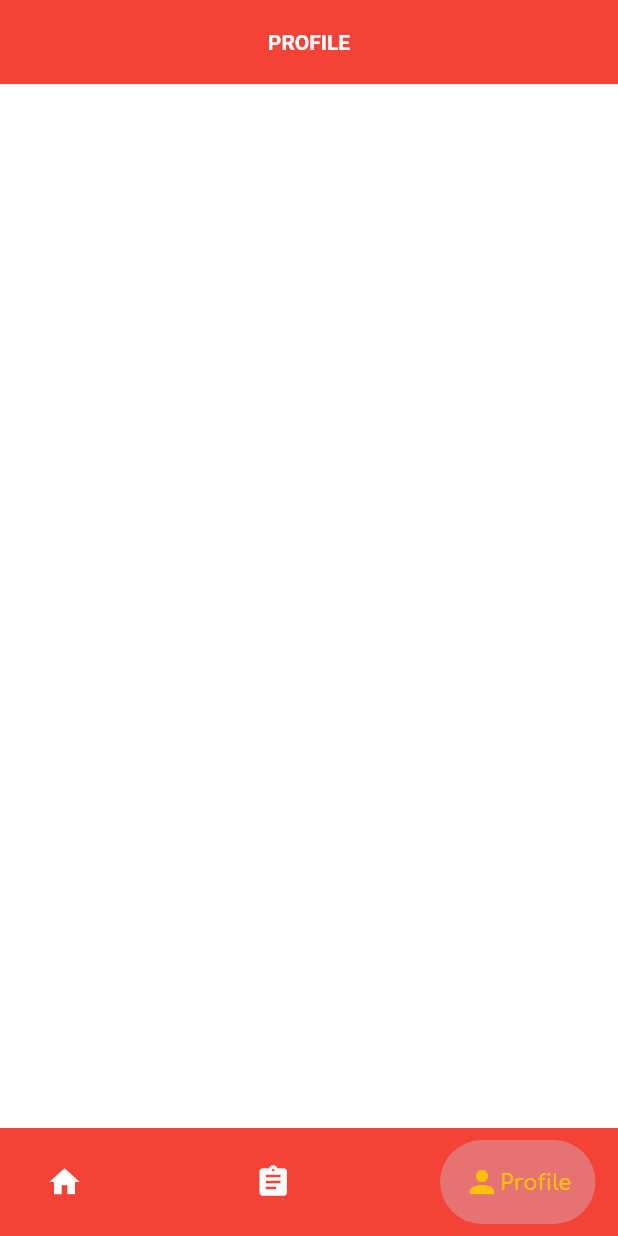
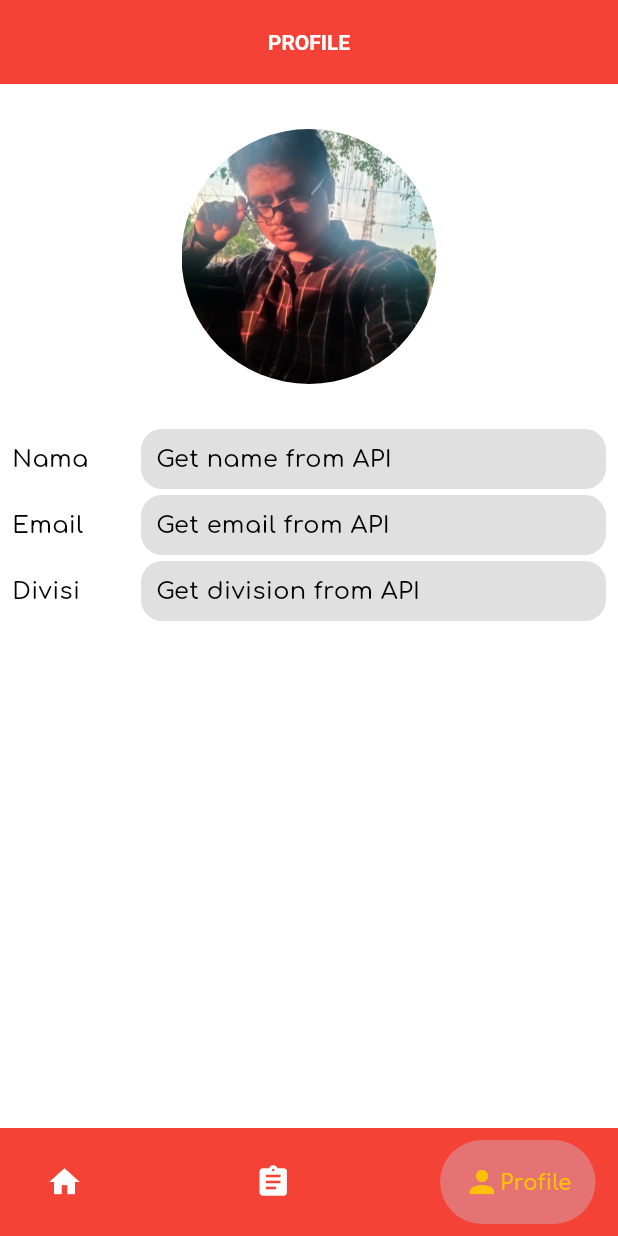
Before and after one commit to wimanmja/mobile_report, a Flutter app: the screen it shows after launch, item 3 of the bottom bar chosen, on a phone screen of 412 x 824 dp. Run offline on Flutter 3.47's test engine with Material 3 defaults, Android fonts, the phone set to English and light mode, and no system bars; drawn by our look-alikes of google_nav_bar; our stand-ins replace flutter_pw_validator.

Commit message:
Kerangka Screen Profil Done

```diff
--- a/lib/screens/profile screen/profile_screen.dart
+++ b/lib/screens/profile screen/profile_screen.dart
@@ -18,6 +18,145 @@ class _ProfileScreenState extends State<ProfileScreen> {
         centerTitle: true,
         titleTextStyle: TextStyle(color: Colors.white, fontWeight: FontWeight.bold),
       ),
+      body: Column(
+        children: [
+          Align(
+            alignment: Alignment.topCenter,
+            child: Container(
+              margin: EdgeInsets.only(top: 30, bottom: 30),
+              height: 170,
+              width: 170,
+              decoration: BoxDecoration(
+                shape: BoxShape.circle,
+                image: DecorationImage(
+                  image: AssetImage("assets/images/contoh.jpg"),
+                  fit: BoxFit.cover,
+                )
+              ),
+            ),
+          ),
+          // Row Nama
+          Row(
+            children: [
+              Container(
+                height: 40,
+                width: 70,
+                margin: EdgeInsets.only(bottom: 4, left: 8, right: 8),
+                child: Align(
+                  alignment: Alignment.centerLeft,
+                  child: Text('Nama',
+                    style: TextStyle(
+                      color: Colors.black,
+                      fontWeight: FontWeight.w500,
+                      fontSize: 16,
+                    )
+                  )
+                )
+              ),
+              Container(
+                height: 40,
+                width: MediaQuery.of(context).size.width-102,
+                margin: EdgeInsets.only(bottom: 4, left: 8, right: 8),
+                padding: EdgeInsets.only(left: 10),
+                decoration: BoxDecoration(
+                  color: Colors.grey.shade300,
+                  borderRadius: BorderRadius.circular(14)
+                ),
+                child: Align(
+                  alignment: Alignment.centerLeft,
+                  child: Text('Get name from API',
+                    style: TextStyle(
+                      color: Colors.black,
+                      fontWeight: FontWeight.w500,
+                      fontSize: 16,
+                    ),
+                  )
+                )
+              )
+            ],
+          ),
+          // Row Email
+          Row(
+            children: [
+              Container(
+                height: 40,
+                width: 70,
+                margin: EdgeInsets.only(bottom: 4, left: 8, right: 8),
+                child: Align(
+                  alignment: Alignment.centerLeft,
+                  child: Text('Email',
+                    style: TextStyle(
+                      color: Colors.black,
+                      fontWeight: FontWeight.w500,
+                      fontSize: 16,
+                    )
+                  )
+                )
+              ),
+              Container(
+                height: 40,
+                width: MediaQuery.of(context).size.width-102,
+                margin: EdgeInsets.only(bottom: 4, left: 8, right: 8),
+                padding: EdgeInsets.only(left: 10),
+                decoration: BoxDecoration(
+                  color: Colors.grey.shade300,
+                  borderRadius: BorderRadius.circular(14)
+                ),
+                child: Align(
+                  alignment: Alignment.centerLeft,
+                  child: Text('Get email from API',
+                    style: TextStyle(
+                      color: Colors.black,
+                      fontWeight: FontWeight.w500,
+                      fontSize: 16,
+                    )
+                  )
+                )
+              )
+            ],
+          ),
+          // Row Divisi
+          Row(
+            children: [
+              Container(
+                height: 40,
+                width: 70,
+                margin: EdgeInsets.only(bottom: 4, left: 8, right: 8),
+                child: Align(
+                  alignment: Alignment.centerLeft,
+                  child: Text('Divisi',
+                    style: TextStyle(
+                      color: Colors.black,
+                      fontWeight: FontWeight.w500,
+                      fontSize: 16,
+                    )
+                  )
+                )
+              ),
+              Container(
+                height: 40,
+                width: MediaQuery.of(context).size.width-102,
+                margin: EdgeInsets.only(bottom: 4, left: 8, right: 8),
+                padding: EdgeInsets.only(left: 10),
+                decoration: BoxDecoration(
+                  color: Colors.grey.shade300,
+                  borderRadius: BorderRadius.circular(14)
+                ),
+                child: Align(
+                  alignment: Alignment.centerLeft,
+                  child: Text('Get division from API',
+                    style: TextStyle(
+                      color: Colors.black,
+                      fontWeight: FontWeight.w500,
+                      fontSize: 16,
+                    )
+                  )
+                )
+              )
+            ],
+          ),
+        ],
+      ),
     );
   }
 }
--- a/pubspec.yaml
+++ b/pubspec.yaml
@@ -60,6 +60,9 @@ flutter:
   # the material Icons class.
   uses-material-design: true
 
+  assets:
+    - assets/images/
+
   fonts:
     - family: Comfortaa
       fonts:
```
Also changed, not shown: assets/images/contoh.jpg (added).
